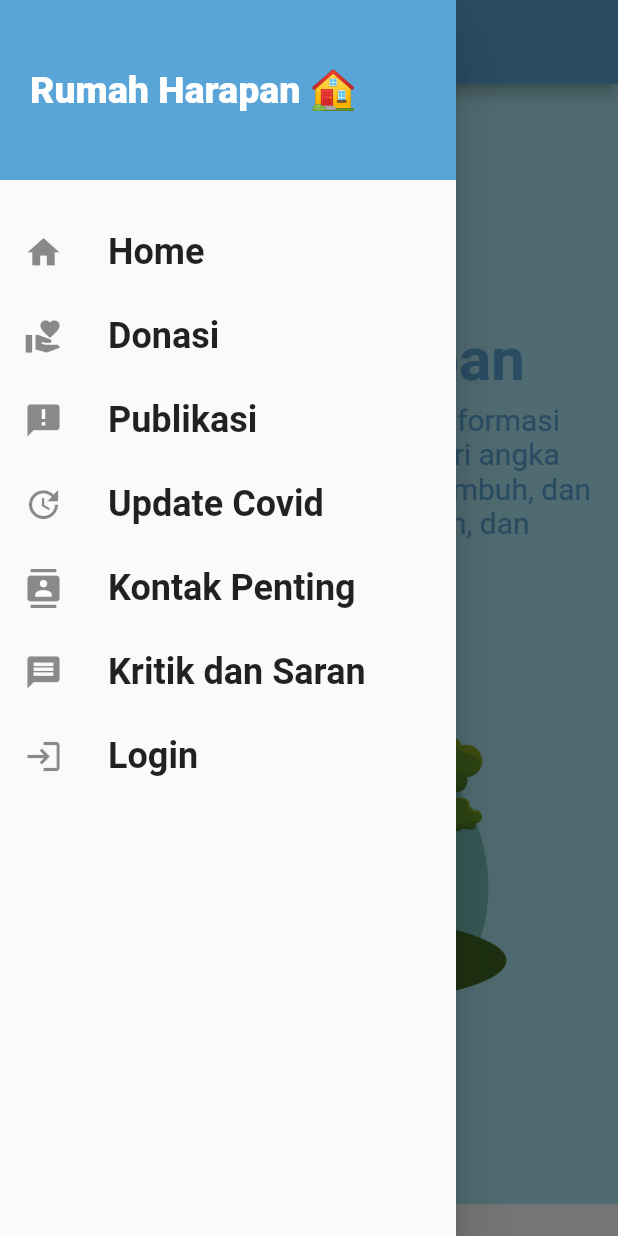
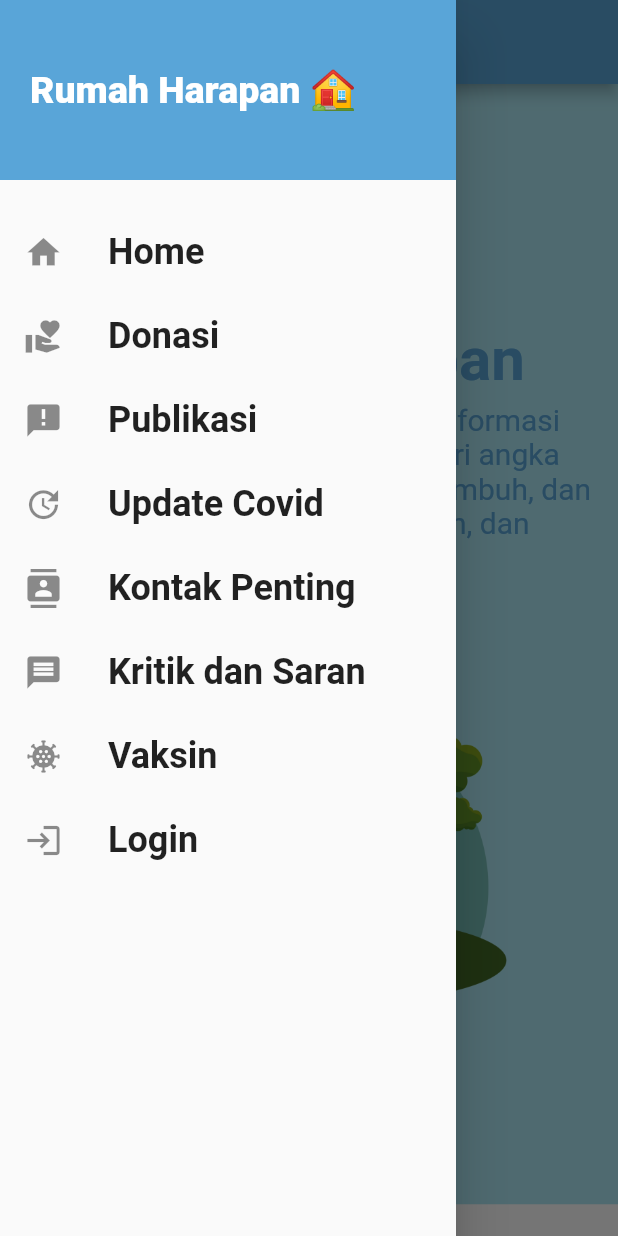
Before and after one commit to zuhalal/rumah-harapan-mobile, a Flutter app: the screen it shows after launch, with the side drawer open, on a phone screen of 412 x 824 dp. Run offline on Flutter 3.47's test engine with Material 2 defaults, Android fonts, the light colour scheme and no system bars; our stand-ins replace carousel_slider, shared_preferences; Roboto replaces fonts that are missing (RobotoCondensed).

Commit message:
fix drawer

```diff
--- a/lib/widgets/main_drawer.dart
+++ b/lib/widgets/main_drawer.dart
@@ -60,6 +60,9 @@ class MainDrawer extends StatelessWidget {
           buildListTile('Kritik dan Saran', Icons.message, () {
             Navigator.pushNamed(context, '/kritikSaran');
           }),
+          buildListTile('Vaksin', Icons.coronavirus, () {
+            Navigator.pushNamed(context, '/vaksin');
+          }),
           buildListTile('Login', Icons.login, () {
             Navigator.pop(context);
             Navigator.pushNamed(context, "/login_screen");
--- a/lib/widgets/main_drawer_login.dart
+++ b/lib/widgets/main_drawer_login.dart
@@ -64,6 +64,9 @@ class MainDrawerLogin extends StatelessWidget {
           buildListTile('Kritik dan Saran', Icons.message, () {
             Navigator.pushNamed(context, '/kritikSaran');
           }),
+          buildListTile('Vaksin', Icons.coronavirus, () {
+            Navigator.pushNamed(context, '/vaksin');
+          }),
           buildListTile('Logout', Icons.logout, () async {
             final response = await request
                 .logoutAccount("http://rumah-harapan.herokuapp.com/logout2");
```
